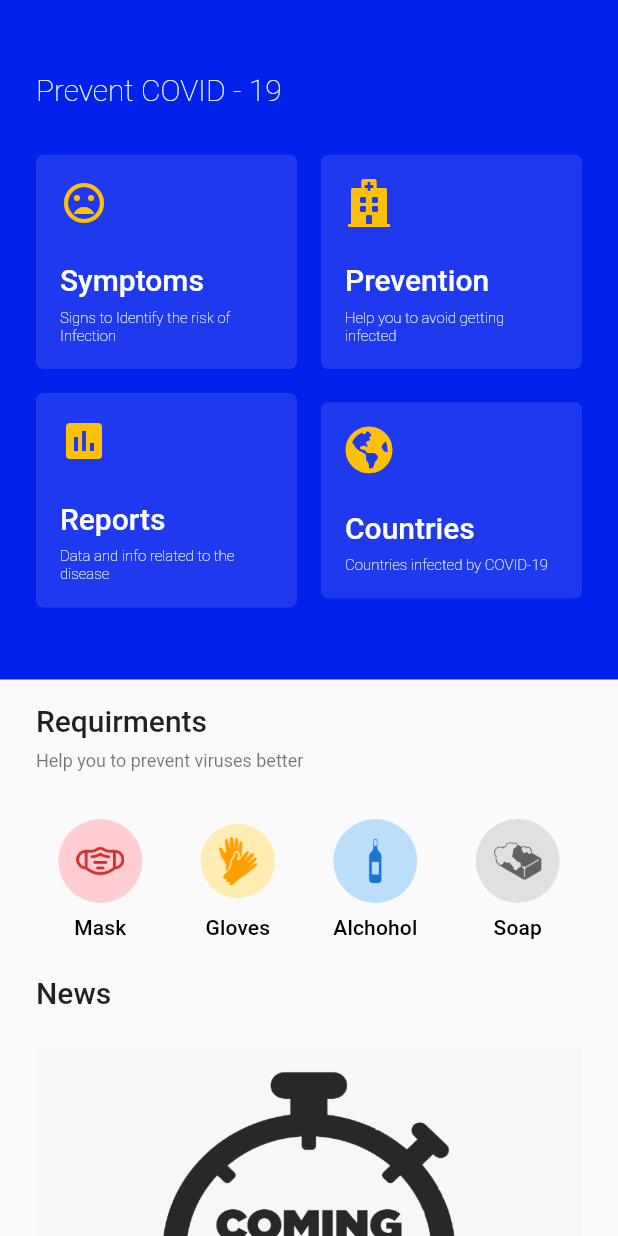
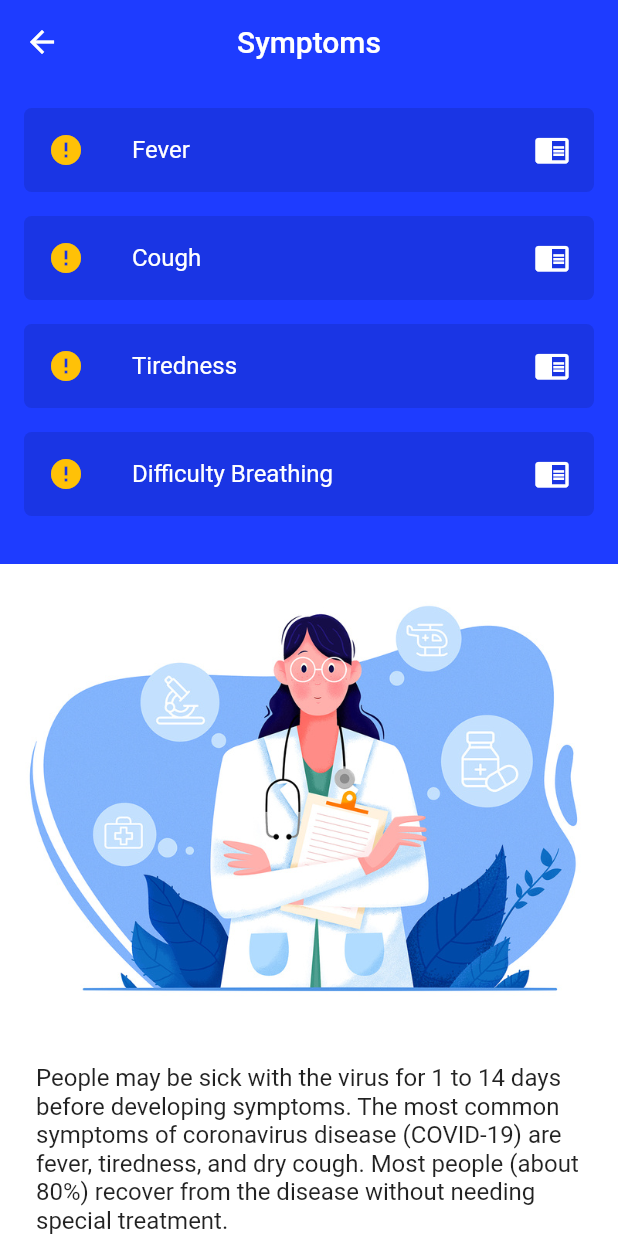
Before and after one commit to ashishkhuraishy/CovidUpdates, a Flutter app: the screen it shows after launch, after a tap on "Symptoms", on a phone screen of 412 x 824 dp. Run offline on Flutter 3.47's test engine with Material 2 defaults, Android fonts, the phone set to English and light mode, and no system bars; our stand-ins replace fl_chart, font_awesome_flutter, google_fonts; network calls fail.

Commit message:
Symptoms pge main structure completed

```diff
--- a/lib/Screens/homePage.dart
+++ b/lib/Screens/homePage.dart
@@ -12,12 +12,17 @@ class _HomePageState extends State<HomePage> {
   Widget build(BuildContext context) {
     double width = MediaQuery.of(context).size.width;
     return Scaffold(
+      appBar: AppBar(
+        title: Text(""),
+        centerTitle: true,
+        elevation: 0.0,
+      ),
       body: SingleChildScrollView(
         child: Column(
           crossAxisAlignment: CrossAxisAlignment.start,
           children: <Widget>[
             Container(
-              color: Color(0xFF0321EC),
+              color: Color(0xFF1E3CFF),
               child: SafeArea(
                 child: Column(
                   children: <Widget>[
@@ -27,9 +32,6 @@ class _HomePageState extends State<HomePage> {
                       child: Column(
                         crossAxisAlignment: CrossAxisAlignment.start,
                         children: <Widget>[
-                          SizedBox(
-                            height: 24.0,
-                          ),
                           Text(
                             'Prevent COVID - 19 ',
                             style: Theme.of(context).textTheme.title.copyWith(
--- /dev/null
+++ b/lib/Screens/preventionPage.dart
@@ -0,0 +1,15 @@
+import 'package:flutter/material.dart';
+
+class PreventioPage extends StatefulWidget {
+  @override
+  _PreventioPageState createState() => _PreventioPageState();
+}
+
+class _PreventioPageState extends State<PreventioPage> {
+  @override
+  Widget build(BuildContext context) {
+    return Container(
+      color: Colors.blue,
+    );
+  }
+}
--- /dev/null
+++ b/lib/Screens/symptomsPage.dart
@@ -0,0 +1,52 @@
+import 'package:covid_updates/Widgets/symptomsItems.dart';
+import 'package:flutter/material.dart';
+
+class SymptomsPage extends StatelessWidget {
+  @override
+  Widget build(BuildContext context) {
+    return Scaffold(
+      appBar: AppBar(
+        title: Text(
+          "Symptoms",
+        ),
+        centerTitle: true,
+        elevation: 0.0,
+      ),
+      body: SingleChildScrollView(
+        child: Column(
+          children: <Widget>[
+            Container(
+              padding: EdgeInsets.all(16.0),
+              color: Color(0xFF1E3CFF),
+              child: SymptomsItems(),
+            ),
+            Image.asset('assets/images/symptomMain.jpg'),
+            Container(
+              padding: EdgeInsets.all(24.0),
+              color: Colors.white,
+              child: RichText(
+                text: TextSpan(
+                  style: DefaultTextStyle.of(context).style,
+                  children: <TextSpan>[
+                    TextSpan(
+                      text:
+                          "People may be sick with the virus for 1 to 14 days before developing symptoms. The most common symptoms of coronavirus disease (COVID-19) are fever, tiredness, and dry cough. Most people (about 80%) recover from the disease without needing special treatment.",
+                      style: Theme.of(context)
+                          .textTheme
+                          .body1
+                          .copyWith(fontSize: 16.0),
+                    ),
+                    TextSpan(
+                        text:
+                            "\nMore rarely, the disease can be serious and even fatal. Older people, and people with other medical conditions (such as asthma, diabetes, or heart disease), may be more vulnerable to becoming severely ill.",
+                        style: Theme.of(context).textTheme.subhead)
+                  ],
+                ),
+              ),
+            )
+          ],
+        ),
+      ),
+    );
+  }
+}
--- a/lib/Widgets/homeNavItems.dart
+++ b/lib/Widgets/homeNavItems.dart
@@ -18,7 +18,8 @@ class _HomeNavItemsState extends State<HomeNavItems> {
                 context: context,
                 icon: Icons.mood_bad,
                 title: 'Symptoms',
-                subTitle: 'Signs to Identify the risk of Infection'),
+                subTitle: 'Signs to Identify the risk of Infection',
+                navigate: 'symptoms'),
             SizedBox(
               width: 16.0,
             ),
@@ -70,7 +71,7 @@ Widget getHomePageNavItems(
       child: Container(
         padding: EdgeInsets.all(16.0),
         decoration: BoxDecoration(
-            color: Color(0xFF1F3AEE),
+            color: Color(0xFF1A35E4),
             borderRadius: BorderRadius.all(Radius.circular(5.0))),
         child: Column(
           crossAxisAlignment: CrossAxisAlignment.start,
--- /dev/null
+++ b/lib/Widgets/symptomsItems.dart
@@ -0,0 +1,48 @@
+import 'package:flutter/material.dart';
+
+class SymptomsItems extends StatefulWidget {
+  @override
+  _SymptomsItemsState createState() => _SymptomsItemsState();
+}
+
+class _SymptomsItemsState extends State<SymptomsItems> {
+  @override
+  Widget build(BuildContext context) {
+    return Column(
+      children: <Widget>[
+        getSymptomsItems(context, 'Fever'),
+        SizedBox(height: 16.0,),
+        getSymptomsItems(context, 'Cough'),
+        SizedBox(height: 16.0,),
+        getSymptomsItems(context, 'Tiredness'),
+        SizedBox(height: 16.0,),
+        getSymptomsItems(context, 'Difficulty Breathing'),
+        SizedBox(height: 16.0,),
+
+      ],
+    );
+  }
+}
+
+Widget getSymptomsItems(BuildContext context, String text) {
+  return Container(
+    decoration: BoxDecoration(
+        color: Color(0xFF1A35E4),
+        borderRadius: BorderRadius.all(Radius.circular(5.0))),
+    child: ListTile(
+      leading: Icon(
+        Icons.error,
+        color: Colors.amber,
+      ),
+      title: Text(
+        text,
+        style:
+            Theme.of(context).textTheme.subhead.copyWith(color: Colors.white),
+      ),
+      trailing: Icon(
+        Icons.chrome_reader_mode,
+        color: Colors.white,
+      ),
+    ),
+  );
+}
--- a/lib/main.dart
+++ b/lib/main.dart
@@ -1,5 +1,7 @@
 import 'package:covid_updates/Screens/homePage.dart';
+import 'package:covid_updates/Screens/preventionPage.dart';
 import 'package:covid_updates/Screens/reportPage.dart';
+import 'package:covid_updates/Screens/symptomsPage.dart';
 import 'package:flutter/material.dart';
 import 'package:google_fonts/google_fonts.dart';
 
@@ -11,7 +13,7 @@ class MyApp extends StatelessWidget {
     return MaterialApp(
       title: 'Covid Updates',
       theme: ThemeData(
-        primarySwatch: Colors.blue,
+        primaryColor: Color(0xFF1E3CFF),
         textTheme: GoogleFonts.robotoTextTheme(
           Theme.of(context).textTheme
         ),
@@ -19,7 +21,9 @@ class MyApp extends StatelessWidget {
       debugShowCheckedModeBanner: false,
       routes: {
          '/': (context) => HomePage(),
-         '/reports': (context) => ReportPage()
+         '/reports': (context) => ReportPage(),
+         '/symptoms': (context) => SymptomsPage(),
+         '/prevention': (context) => PreventioPage(),
       },
     );
   }
```
Also changed, not shown: assets/images/doctor1.jpg (added), assets/images/doctor2.png (added), assets/images/doctor3.jpg (added), assets/images/doctor5.png (added), assets/images/symptomMain.jpg (added).
